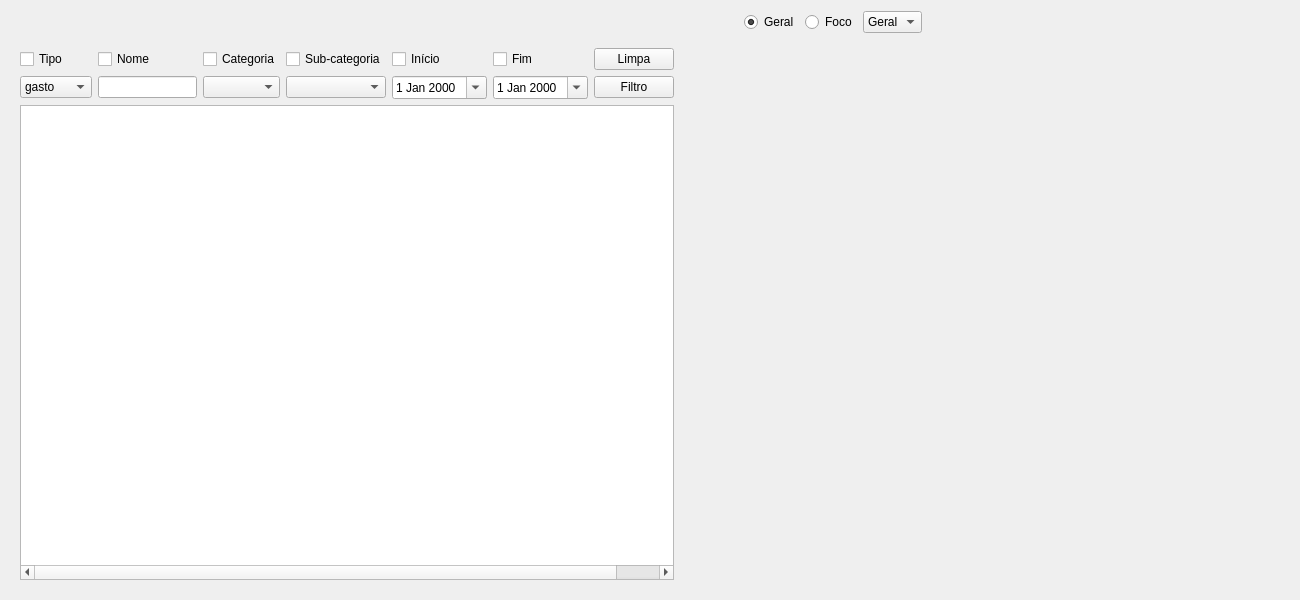
vazerick/controle_gastos, file ui/relatorio.ui: the form before one commit.
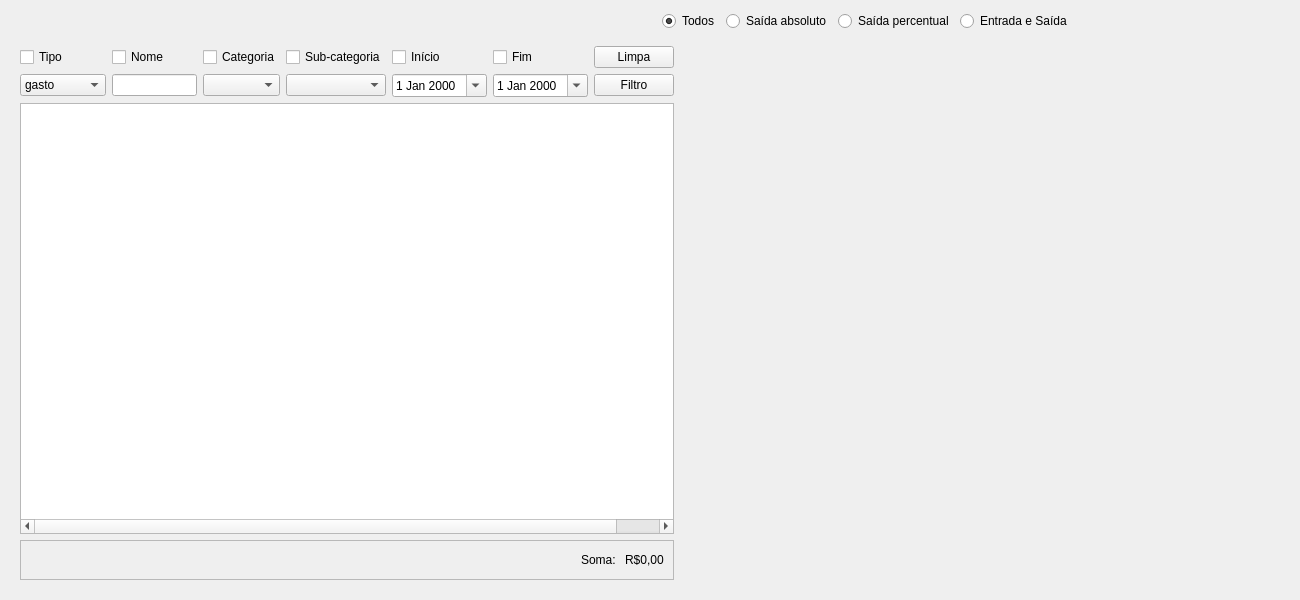
The form after the commit. Custom widgets are drawn as their Qt base class.

Diff of the .ui file:
```diff
--- a/ui/relatorio.ui
+++ b/ui/relatorio.ui
@@ -57,9 +57,22 @@
         </spacer>
        </item>
        <item>
-        <widget class="QRadioButton" name="radioGeral">
+        <spacer name="horizontalSpacer_5">
+         <property name="orientation">
+          <enum>Qt::Horizontal</enum>
+         </property>
+         <property name="sizeHint" stdset="0">
+          <size>
+           <width>40</width>
+           <height>20</height>
+          </size>
+         </property>
+        </spacer>
+       </item>
+       <item>
+        <widget class="QRadioButton" name="radioTodos">
          <property name="text">
-          <string>Geral</string>
+          <string>Todos</string>
          </property>
          <property name="checked">
           <bool>true</bool>
@@ -67,24 +80,24 @@
         </widget>
        </item>
        <item>
-        <widget class="QRadioButton" name="radioFoco">
+        <widget class="QRadioButton" name="radioTotal">
          <property name="text">
-          <string>Foco</string>
+          <string>Saída absoluto</string>
          </property>
         </widget>
        </item>
        <item>
-        <widget class="QComboBox" name="comboBox">
-         <item>
-          <property name="text">
-           <string>Geral</string>
-          </property>
-         </item>
-         <item>
-          <property name="text">
-           <string>Fixo</string>
-          </property>
-         </item>
+        <widget class="QRadioButton" name="radioPercent">
+         <property name="text">
+          <string>Saída percentual</string>
+         </property>
+        </widget>
+       </item>
+       <item>
+        <widget class="QRadioButton" name="radioButton">
+         <property name="text">
+          <string>Entrada e Saída</string>
+         </property>
         </widget>
        </item>
        <item>
@@ -174,16 +187,21 @@
                 <string>gasto</string>
                </property>
               </item>
-              <item>
-               <property name="text">
-                <string>entrada</string>
-               </property>
-              </item>
               <item>
                <property name="text">
                 <string>fixo</string>
                </property>
               </item>
+              <item>
+               <property name="text">
+                <string>gasto+fixo</string>
+               </property>
+              </item>
+              <item>
+               <property name="text">
+                <string>entrada</string>
+               </property>
+              </item>
              </widget>
             </item>
             <item row="0" column="1">
@@ -278,6 +296,45 @@
             </column>
            </widget>
           </item>
+          <item>
+           <widget class="QFrame" name="frame">
+            <property name="frameShape">
+             <enum>QFrame::StyledPanel</enum>
+            </property>
+            <property name="frameShadow">
+             <enum>QFrame::Raised</enum>
+            </property>
+            <layout class="QHBoxLayout" name="horizontalLayout_3">
+             <item>
+              <spacer name="horizontalSpacer_4">
+               <property name="orientation">
+                <enum>Qt::Horizontal</enum>
+               </property>
+               <property name="sizeHint" stdset="0">
+                <size>
+                 <width>40</width>
+                 <height>20</height>
+                </size>
+               </property>
+              </spacer>
+             </item>
+             <item>
+              <widget class="QLabel" name="label">
+               <property name="text">
+                <string>Soma: </string>
+               </property>
+              </widget>
+             </item>
+             <item>
+              <widget class="QLabel" name="labelSomaFiltro">
+               <property name="text">
+                <string>R$0,00</string>
+               </property>
+              </widget>
+             </item>
+            </layout>
+           </widget>
+          </item>
          </layout>
         </widget>
        </item>
```
